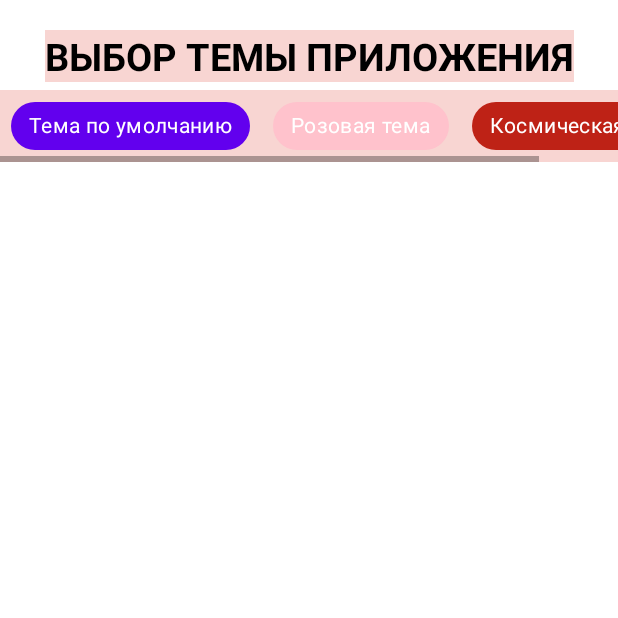
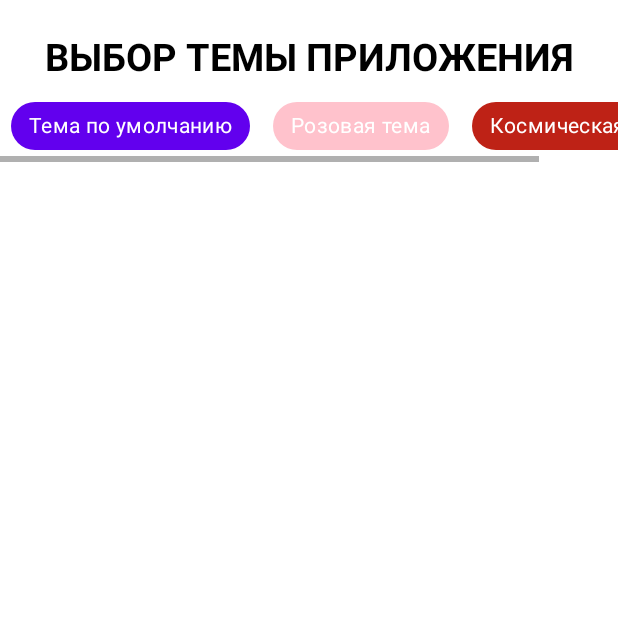
Before and after one commit to shumvlesu/OneSpaceFoto, an Android app: the screen it shows after launch (MainActivity), after a tap on "settings", on a phone screen of 412 x 824 dp, the top half of it. Run offline under Robolectric (Android 15) with nearby library versions, the phone set to English and light mode, and no system bars; libraries missing offline, so code that uses them is left out: coil.api.load; pictures from the network do not load.

Commit message:
2е ДЗ.

```diff
--- a/app/src/main/res/values/themes.xml
+++ b/app/src/main/res/values/themes.xml
@@ -21,16 +21,13 @@
         <item name="colorPrimary">@color/black</item>
         <item name="colorPrimaryDark">@color/black_primary</item>
         <item name="colorAccent">@color/black_light</item>
-        <item name="android:background">@color/black_background</item>
-        <item name="android:textColor">@color/black</item>
-
+        <item name="android:textColor">@color/purple_200</item>
     </style>
 
     <style name="PinkTheme" parent="Theme.OneSpaсeFoto">
-        <item name="colorPrimary">@color/white</item>
+        <item name="colorPrimary">@color/pink_dark</item>
         <item name="colorPrimaryDark">@color/pink_dark</item>
         <item name="colorAccent">@color/colorAccent</item>
-        <item name="android:background">@color/pink_background</item>
         <item name="android:textColor">@color/pink_dark</item>
     </style>
 
```
